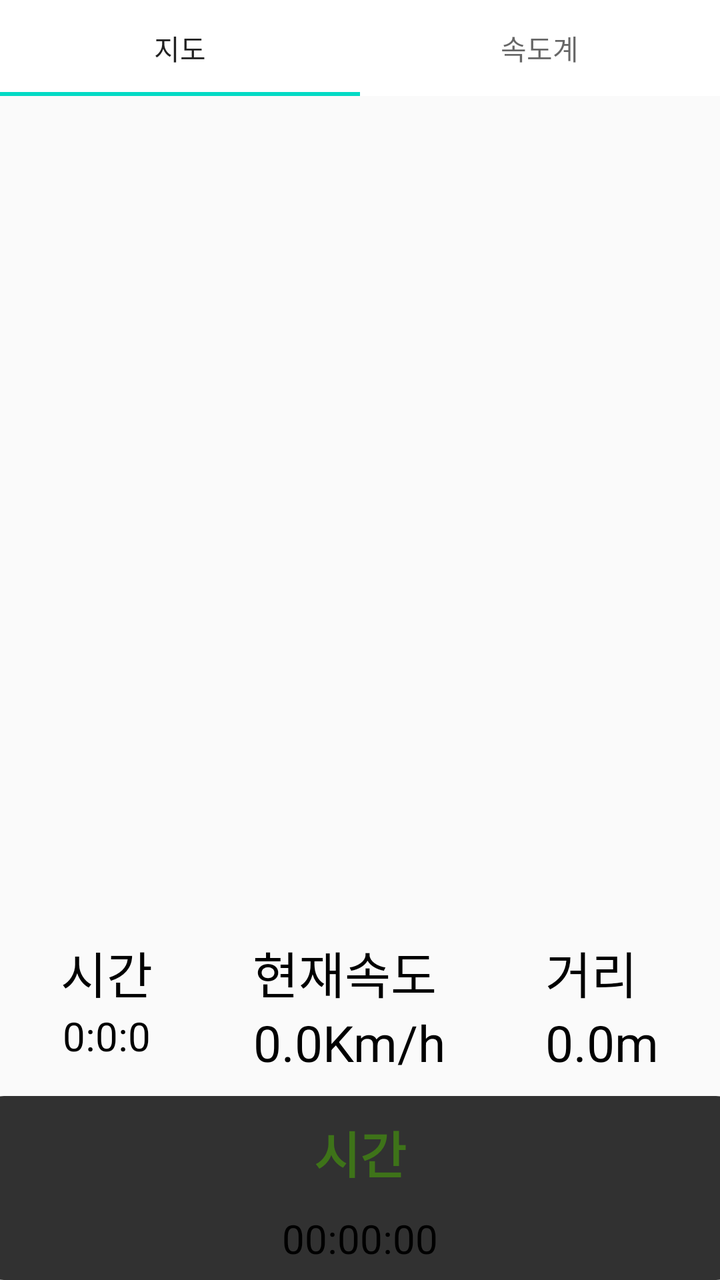
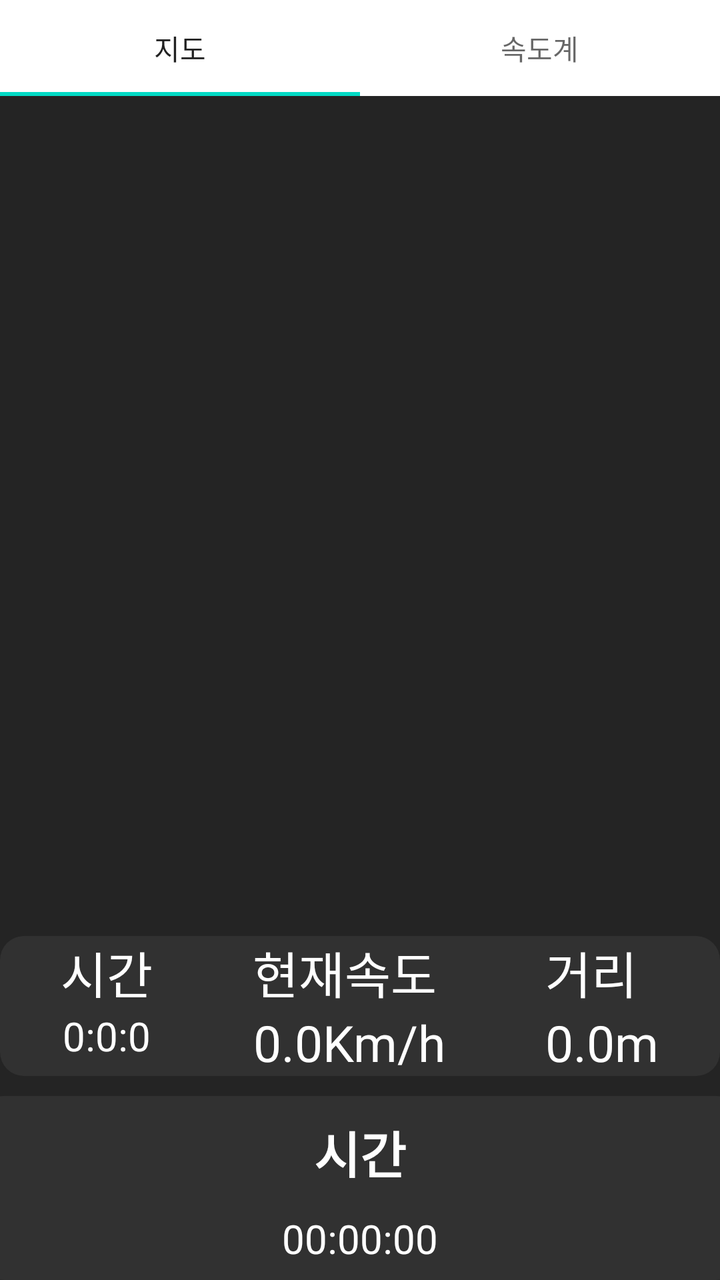

Screens rendered from an Android XML layout before and after an edit, with the pre-edit source and the edit as a unified diff.
<!-- AndroidManifest.xml: application theme AppTheme -->
<!-- res/layout/activity_riding_start.xml -->
<?xml version="1.0" encoding="utf-8"?>
<LinearLayout xmlns:android="http://schemas.android.com/apk/res/android"
    xmlns:app="http://schemas.android.com/apk/res-auto"
    xmlns:tools="http://schemas.android.com/tools"
    android:orientation="vertical"
    android:layout_width="match_parent"
    android:layout_height="match_parent"
    android:id="@+id/default_layout">

    <com.google.android.material.tabs.TabLayout
        android:layout_width="match_parent"
        android:layout_height="wrap_content"
        android:id="@+id/tab_layout"
        android:background="#fff">

        <com.google.android.material.tabs.TabItem
            android:layout_width="wrap_content"
            android:layout_height="wrap_content"

            android:text="지도" />
        <com.google.android.material.tabs.TabItem
            android:layout_width="wrap_content"
            android:layout_height="wrap_content"
            android:text="속도계" />
    </com.google.android.material.tabs.TabLayout>

    <LinearLayout
        android:id="@+id/map_layout"
        android:layout_width="match_parent"
        android:layout_height="wrap_content"
        android:orientation="vertical">
        <RelativeLayout
            android:id="@+id/map_view"
            android:layout_width="match_parent"
            android:layout_height="400dp"
            android:layout_alignParentBottom="true"
            android:layout_weight="0" />
    </LinearLayout>

    <LinearLayout
        android:layout_width="match_parent"
        android:layout_height="wrap_content"
        android:gravity="center"
        android:layout_marginTop="20dp">

        <GridLayout
            android:id="@+id/speed_pre"
            android:layout_width="wrap_content"
            android:layout_height="wrap_content"
            android:columnCount="4"
            android:gravity="center"
            android:orientation="horizontal"
            android:verticalSpacing="30dp"
            tools:ignore="MissingConstraints">

            <LinearLayout
                android:layout_width="wrap_content"
                android:layout_height="wrap_content"
                android:orientation="vertical">

                <TextView
                    android:layout_width="match_parent"
                    android:layout_height="wrap_content"
                    android:gravity="center"
                    android:text="시간"
                    android:textColor="#000"
                    android:textSize="25dp" />

                <TextView
                    android:id="@+id/m_time"
                    android:layout_width="match_parent"
                    android:layout_height="wrap_content"
                    android:gravity="center"
                    android:text="0:0:0"
                    android:textColor="#000"
                    android:textSize="20dp" />
            </LinearLayout>

            <LinearLayout
                android:layout_width="wrap_content"
                android:layout_height="wrap_content"
                android:layout_marginLeft="50dp"
                android:orientation="vertical">

                <TextView
                    android:layout_width="wrap_content"
                    android:layout_height="wrap_content"
                    android:gravity="right"
                    android:text="현재속도"
                    android:textColor="#000"
                    android:textSize="25dp" />

                <TextView
                    android:id="@+id/m_speed"
                    android:layout_width="wrap_content"
                    android:layout_height="wrap_content"
                    android:gravity="right"
                    android:text="0.0Km/h"
                    android:textColor="#000"
                    android:textSize="25dp" />
            </LinearLayout>

            <LinearLayout
                android:layout_width="wrap_content"
                android:layout_height="wrap_content"
                android:layout_marginLeft="50dp"
                android:orientation="vertical">

                <TextView
                    android:layout_width="wrap_content"
                    android:layout_height="wrap_content"
                    android:text="거리"
                    android:textColor="#000"
                    android:textSize="25dp" />

                <TextView
                    android:id="@+id/m_distance"
                    android:layout_width="wrap_content"
                    android:layout_height="wrap_content"
                    android:text="0.0m"
                    android:textColor="#000"
                    android:textSize="25dp" />
            </LinearLayout>
        </GridLayout>
    </LinearLayout>


    <LinearLayout
        android:layout_width="match_parent"
        android:layout_height="wrap_content"
        android:id="@+id/speed_tap"
        android:orientation="vertical">
        <LinearLayout
            android:layout_width="380dp"
            android:layout_height="wrap_content"
            android:orientation="vertical"
            android:background="@drawable/subactivity_shape"
            android:layout_gravity="center"
            android:layout_marginTop="10dp"
            android:padding="10dp">

            <TextView
                android:layout_width="match_parent"
                android:layout_height="wrap_content"
                android:gravity="center"
                android:text="시간"
                android:textColor="#3e7319"
                android:textSize="25dp"
                android:textStyle="bold"
                tools:ignore="MissingConstraints" />

            <TextView
                android:id="@+id/ingtime"
                android:layout_width="match_parent"
                android:layout_height="50dp"
                android:gravity="center"
                android:text="00:00:00"
                android:textColor="#000"
                android:textSize="20dp" />
        </LinearLayout>

        <LinearLayout
            android:layout_width="380dp"
            android:layout_height="150dp"
            android:id="@+id/speedlayout"
            android:orientation="vertical"
            android:background="@drawable/subactivity_shape"
            android:layout_gravity="center"
            android:layout_marginTop="10dp"
            android:padding="10dp">

            <GridLayout
                android:layout_width="350dp"
                android:layout_height="wrap_content"
                android:columnCount="4"
                android:layout_gravity="center"
                android:orientation="horizontal"
                android:verticalSpacing="30dp"
                tools:ignore="MissingConstraints">

                <LinearLayout
                    android:layout_width="wrap_content"
                    android:layout_height="wrap_content"
                    android:orientation="vertical">

                    <TextView
                        android:layout_width="wrap_content"
                        android:layout_height="wrap_content"
                        android:gravity="left"
                        android:text="평균"
                        android:textSize="25dp"
                        android:textColor="#3e7319"
                        android:textStyle="bold"/>

                    <TextView
                        android:id="@+id/avgspeed"
                        android:layout_width="wrap_content"
                        android:layout_height="wrap_content"
                        android:layout_weight="1"
                        android:gravity="left"
                        android:text="0"
                        android:layout_marginTop="10dp"
                        android:textColor="#000"
                        android:textSize="20dp" />
                </LinearLayout>

                <LinearLayout
                    android:layout_width="wrap_content"
                    android:layout_height="wrap_content"
                    android:layout_marginLeft="100dp"
                    android:orientation="vertical">

                    <TextView
                        android:layout_width="wrap_content"
                        android:layout_height="wrap_content"
                        android:layout_weight="1"
                        android:layout_gravity="center"
                        android:text="속도"
                        android:textSize="25dp"
                        android:textColor="#3e7319"
                        android:textStyle="bold"/>
                    <TextView
                        android:id="@+id/nowspeed"
                        android:layout_width="wrap_content"
                        android:layout_height="wrap_content"
                        android:layout_gravity="center"
                        android:text="0.0"
                        android:textSize="40dp"
                        android:textColor="#000"
                        android:textStyle="bold"
                        tools:ignore="MissingConstraints" />
                    <TextView
                        android:layout_width="wrap_content"
                        android:layout_height="wrap_content"
                        android:layout_weight="1"
                        android:layout_gravity="center"
                        android:text="km/h"
                        android:textColor="#000"
                        android:textSize="17dp" />

                </LinearLayout>

                <LinearLayout
                    android:layout_width="wrap_content"
                    android:layout_height="wrap_content"
                    android:layout_marginLeft="100dp"
                    android:orientation="vertical">

                    <TextView
                        android:layout_width="wrap_content"
                        android:layout_height="wrap_content"
                        android:layout_weight="1"
                        android:gravity="right"
                        android:text="최고"
                        android:textSize="25dp"
                        android:textColor="#3e7319"
                        android:textStyle="bold"/>

                    <TextView
                        android:id="@+id/maxspeed"
                        android:layout_width="wrap_content"
                        android:layout_height="wrap_content"
                        android:layout_weight="1"
                        android:layout_gravity="right"
                        android:layout_marginTop="10dp"
                        android:text="0"
                        android:textSize="20dp"
                        android:textColor="#000"
                        tools:ignore="DuplicateIds" />
                </LinearLayout>
            </GridLayout>
        </LinearLayout>

        <LinearLayout
            android:layout_width="380dp"
            android:layout_height="wrap_content"
            android:orientation="vertical"
            android:background="@drawable/subactivity_shape"
            android:layout_gravity="center"
            android:layout_marginTop="10dp"
            android:padding="10dp">

            <TextView
                android:layout_width="match_parent"
                android:layout_height="match_parent"
                android:gravity="center_horizontal"
                android:text="휴식시간"
                android:textSize="25dp"
                android:textColor="#3e7319"
                android:textStyle="bold"
                tools:ignore="MissingConstraints" />

            <TextView
                android:id="@+id/resttime"
                android:layout_width="match_parent"
                android:layout_height="50dp"
                android:layout_weight="1"
                android:gravity="center"
                android:text="00:00:00"
                android:textColor="#000"
                android:textSize="20dp" />
        </LinearLayout>

        <LinearLayout
            android:layout_width="380dp"
            android:layout_height="wrap_content"
            android:orientation="vertical"
            android:background="@drawable/subactivity_shape"
            android:layout_gravity="center"
            android:layout_marginTop="10dp"
            android:padding="10dp">

            <GridLayout
                android:layout_width="350dp"
                android:layout_height="wrap_content"
                android:columnCount="4"
                android:layout_gravity="center"
                android:orientation="horizontal"
                android:verticalSpacing="30dp"
                tools:ignore="MissingConstraints">

                <LinearLayout
                    android:layout_width="wrap_content"
                    android:layout_height="wrap_content"
                    android:orientation="vertical">

                    <TextView
                        android:layout_width="wrap_content"
                        android:layout_height="wrap_content"
                        android:gravity="left"
                        android:text="고도"
                        android:textSize="25dp"
                        android:textColor="#3e7319"
                        android:textStyle="bold"/>

                    <TextView
                        android:id="@+id/Nowgodo"
                        android:layout_width="wrap_content"
                        android:layout_height="wrap_content"
                        android:layout_weight="1"
                        android:gravity="left"
                        android:text="0"
                        android:textColor="#000"
                        android:textSize="20sp" />
                </LinearLayout>

                <LinearLayout
                    android:layout_width="wrap_content"
                    android:layout_height="wrap_content"
                    android:layout_marginLeft="100dp"
                    android:orientation="vertical">

                    <TextView
                        android:layout_width="wrap_content"
                        android:layout_height="wrap_content"
                        android:layout_weight="1"
                        android:layout_gravity="center"
                        android:text="거리"
                        android:textSize="25dp"
                        android:textColor="#3e7319"
                        android:textStyle="bold"/>
                    <TextView
                        android:id="@+id/dis"
                        android:layout_width="wrap_content"
                        android:layout_height="wrap_content"
                        android:layout_weight="1"
                        android:layout_gravity="center"
                        android:text="0"
                        android:textColor="#000"
                        android:textSize="20dp" />

                </LinearLayout>

                <LinearLayout
                    android:layout_width="wrap_content"
                    android:layout_height="wrap_content"
                    android:layout_marginLeft="60dp"
                    android:orientation="vertical">

                    <TextView
                        android:layout_width="wrap_content"
                        android:layout_height="wrap_content"
                        android:layout_weight="1"
                        android:gravity="right"
                        android:text="획득고도"
                        android:textSize="25dp"
                        android:textColor="#3e7319"
                        android:textStyle="bold"/>

                    <TextView
                        android:id="@+id/getgodo"
                        android:layout_width="wrap_content"
                        android:layout_height="wrap_content"
                        android:layout_weight="1"
                        android:layout_gravity="right"
                        android:text="0"
                        android:textColor="#000"
                        android:textSize="20dp" />
                </LinearLayout>
            </GridLayout>


            <LinearLayout
                android:layout_width="match_parent"
                android:layout_height="wrap_content">




            </LinearLayout>

            <LinearLayout
                android:layout_width="match_parent"
                android:layout_height="wrap_content"
                >






            </LinearLayout>
        </LinearLayout>



        <LinearLayout
            android:layout_width="match_parent"
            android:layout_height="wrap_content"
            android:id="@+id/status_layout">
            <TextView
                android:id="@+id/m_t"
                android:layout_width="wrap_content"
                android:layout_height="wrap_content"
                android:layout_weight="1"
                android:gravity="right"
                android:text="00"
                android:layout_marginRight="10dp"
                android:textSize="20dp" />
            <TextView
                android:id="@+id/m_rest"
                android:layout_width="wrap_content"
                android:layout_height="wrap_content"
                android:layout_weight="1"
                android:gravity="right"
                android:text="00"
                android:layout_marginRight="10dp"
                android:textSize="20dp" />
        </LinearLayout>
        <LinearLayout
            android:id="@+id/flow_info"
            android:layout_width="380dp"
            android:layout_height="80dp"
            android:orientation="vertical"
            android:background="@drawable/subactivity_shape"
            android:layout_gravity="center"
            android:layout_marginTop="10dp"
            android:padding="10dp">
            <TextView
                android:layout_width="match_parent"
                android:layout_height="wrap_content"
                android:layout_weight="1"
                android:gravity="center"
                android:text="코스이름"
                android:textSize="25dp"
                android:textColor="#3e7319"
                android:textStyle="bold" />

            <TextView
                android:id="@+id/couse_info"
                android:layout_width="match_parent"
                android:layout_height="wrap_content"
                android:layout_weight="1"
                android:layout_marginLeft="-10dp"
                android:gravity="center"
                android:text="코스이름"
                android:textColor="#000"
                android:textSize="20dp" />
        </LinearLayout>

    </LinearLayout>


    <GridLayout
        android:verticalSpacing="30dp"
        android:layout_marginTop="30dp"
        android:layout_gravity = "center"
        android:layout_width="wrap_content"
        android:layout_height="wrap_content"
        android:columnCount="3"
        android:rowCount="2"
        android:orientation="vertical"
        tools:ignore="MissingConstraints">
        <LinearLayout
            android:layout_width="match_parent"
            android:layout_height="wrap_content"
            android:orientation="horizontal">
            <Button
                android:id="@+id/endriding"
                android:layout_width="52dp"
                android:layout_height="50dp"
                android:background="@drawable/end_bt"
                tools:ignore="MissingConstraints" />
            <Button
                android:id="@+id/pausebt"
                android:layout_width="52dp"
                android:layout_height="50dp"
                android:background="@drawable/stop_bt"
                tools:ignore="MissingConstraints"
                android:onClick="myOnClick"
                android:layout_marginLeft="50dp"/>

            <Button
                android:id="@+id/resume_bt"
                android:layout_width="52dp"
                android:layout_height="50dp"
                android:background="@drawable/restart_icon"
                tools:ignore="MissingConstraints"
                android:onClick="myOnClick"
                android:layout_marginLeft="50dp"/>
        </LinearLayout>
        

    </GridLayout>
</LinearLayout>
<!-- resources referenced by this layout -->
<resources>
  <!-- drawable end_bt: png bitmap (drawable, 6791 bytes) -->
  <!-- drawable restart_icon: png bitmap (drawable, 7792 bytes) -->
  <!-- drawable stop_bt: png bitmap (drawable, 8286 bytes) -->
  <!-- drawable subactivity_shape (drawable) -->
  <?xml version="1.0" encoding="utf-8"?>
  <shape xmlns:android="http://schemas.android.com/apk/res/android"
      android:padding="10dp"
      android:shape="rectangle" >
      <solid android:color="#313131" />
      <corners
          android:bottomLeftRadius="12dp"
          android:bottomRightRadius="12dp"
          android:topLeftRadius="12dp"
          android:topRightRadius="12dp" />
      <stroke
          android:width="0dp"
          android:color="#fff" />
  </shape>
  <style name="AppTheme" parent="Theme.AppCompat.Light.DarkActionBar">
          
          <item name="colorPrimary">@color/colorPrimary</item>
          <item name="colorPrimaryDark">@color/colorPrimaryDark</item>
          <item name="colorAccent">@color/colorAccent</item>
      </style>
  <color name="colorPrimary">#181818</color>
  <color name="colorPrimaryDark">#181818</color>
  <color name="colorAccent">#03DAC5</color>
</resources>

<!-- the commit's change to res/layout/activity_riding_start.xml (unified diff, before → after) -->
@@ -5,6 +5,7 @@
     android:orientation="vertical"
     android:layout_width="match_parent"
     android:layout_height="match_parent"
+    android:background="#242424"
     android:id="@+id/default_layout">
 
     <com.google.android.material.tabs.TabLayout
@@ -41,6 +42,7 @@
         android:layout_width="match_parent"
         android:layout_height="wrap_content"
         android:gravity="center"
+        android:background="@drawable/subactivity_shape"
         android:layout_marginTop="20dp">
 
         <GridLayout
@@ -63,7 +65,7 @@
                     android:layout_height="wrap_content"
                     android:gravity="center"
                     android:text="시간"
-                    android:textColor="#000"
+                    android:textColor="#fff"
                     android:textSize="25dp" />
 
                 <TextView
@@ -72,7 +74,7 @@
                     android:layout_height="wrap_content"
                     android:gravity="center"
                     android:text="0:0:0"
-                    android:textColor="#000"
+                    android:textColor="#fff"
                     android:textSize="20dp" />
             </LinearLayout>
 
@@ -87,7 +89,7 @@
                     android:layout_height="wrap_content"
                     android:gravity="right"
                     android:text="현재속도"
-                    android:textColor="#000"
+                    android:textColor="#fff"
                     android:textSize="25dp" />
 
                 <TextView
@@ -96,7 +98,7 @@
                     android:layout_height="wrap_content"
                     android:gravity="right"
                     android:text="0.0Km/h"
-                    android:textColor="#000"
+                    android:textColor="#fff"
                     android:textSize="25dp" />
             </LinearLayout>
 
@@ -110,7 +112,7 @@
                     android:layout_width="wrap_content"
                     android:layout_height="wrap_content"
                     android:text="거리"
-                    android:textColor="#000"
+                    android:textColor="#fff"
                     android:textSize="25dp" />
 
                 <TextView
@@ -118,7 +120,7 @@
                     android:layout_width="wrap_content"
                     android:layout_height="wrap_content"
                     android:text="0.0m"
-                    android:textColor="#000"
+                    android:textColor="#fff"
                     android:textSize="25dp" />
             </LinearLayout>
         </GridLayout>
@@ -144,7 +146,7 @@
                 android:layout_height="wrap_content"
                 android:gravity="center"
                 android:text="시간"
-                android:textColor="#3e7319"
+                android:textColor="#fff"
                 android:textSize="25dp"
                 android:textStyle="bold"
                 tools:ignore="MissingConstraints" />
@@ -155,7 +157,7 @@
                 android:layout_height="50dp"
                 android:gravity="center"
                 android:text="00:00:00"
-                android:textColor="#000"
+                android:textColor="#fff"
                 android:textSize="20dp" />
         </LinearLayout>
 
@@ -189,7 +191,7 @@
                         android:gravity="left"
                         android:text="평균"
                         android:textSize="25dp"
-                        android:textColor="#3e7319"
+                        android:textColor="#fff"
                         android:textStyle="bold"/>
 
                     <TextView
@@ -200,7 +202,7 @@
                         android:gravity="left"
                         android:text="0"
                         android:layout_marginTop="10dp"
-                        android:textColor="#000"
+                        android:textColor="#fff"
                         android:textSize="20dp" />
                 </LinearLayout>
 
@@ -217,7 +219,7 @@
                         android:layout_gravity="center"
                         android:text="속도"
                         android:textSize="25dp"
-                        android:textColor="#3e7319"
+                        android:textColor="#fff"
                         android:textStyle="bold"/>
                     <TextView
                         android:id="@+id/nowspeed"
@@ -226,7 +228,7 @@
                         android:layout_gravity="center"
                         android:text="0.0"
                         android:textSize="40dp"
-                        android:textColor="#000"
+                        android:textColor="#fff"
                         android:textStyle="bold"
                         tools:ignore="MissingConstraints" />
                     <TextView
@@ -253,7 +255,7 @@
                         android:gravity="right"
                         android:text="최고"
                         android:textSize="25dp"
-                        android:textColor="#3e7319"
+                        android:textColor="#fff"
                         android:textStyle="bold"/>
 
                     <TextView
@@ -265,7 +267,7 @@
                         android:layout_marginTop="10dp"
                         android:text="0"
                         android:textSize="20dp"
-                        android:textColor="#000"
+                        android:textColor="#fff"
                         tools:ignore="DuplicateIds" />
                 </LinearLayout>
             </GridLayout>
@@ -286,7 +288,7 @@
                 android:gravity="center_horizontal"
                 android:text="휴식시간"
                 android:textSize="25dp"
-                android:textColor="#3e7319"
+                android:textColor="#fff"
                 android:textStyle="bold"
                 tools:ignore="MissingConstraints" />
 
@@ -297,7 +299,7 @@
                 android:layout_weight="1"
                 android:gravity="center"
                 android:text="00:00:00"
-                android:textColor="#000"
+                android:textColor="#fff"
                 android:textSize="20dp" />
         </LinearLayout>
 
@@ -330,7 +332,7 @@
                         android:gravity="left"
                         android:text="고도"
                         android:textSize="25dp"
-                        android:textColor="#3e7319"
+                        android:textColor="#fff"
                         android:textStyle="bold"/>
 
                     <TextView
@@ -340,7 +342,7 @@
                         android:layout_weight="1"
                         android:gravity="left"
                         android:text="0"
-                        android:textColor="#000"
+                        android:textColor="#fff"
                         android:textSize="20sp" />
                 </LinearLayout>
 
@@ -357,7 +359,7 @@
                         android:layout_gravity="center"
                         android:text="거리"
                         android:textSize="25dp"
-                        android:textColor="#3e7319"
+                        android:textColor="#fff"
                         android:textStyle="bold"/>
                     <TextView
                         android:id="@+id/dis"
@@ -366,7 +368,7 @@
                         android:layout_weight="1"
                         android:layout_gravity="center"
                         android:text="0"
-                        android:textColor="#000"
+                        android:textColor="#fff"
                         android:textSize="20dp" />
 
                 </LinearLayout>
@@ -384,7 +386,7 @@
                         android:gravity="right"
                         android:text="획득고도"
                         android:textSize="25dp"
-                        android:textColor="#3e7319"
+                        android:textColor="#fff"
                         android:textStyle="bold"/>
 
                     <TextView
@@ -394,32 +396,10 @@
                         android:layout_weight="1"
                         android:layout_gravity="right"
                         android:text="0"
-                        android:textColor="#000"
+                        android:textColor="#fff"
                         android:textSize="20dp" />
                 </LinearLayout>
             </GridLayout>
-
-
-            <LinearLayout
-                android:layout_width="match_parent"
-                android:layout_height="wrap_content">
-
-
-
-
-            </LinearLayout>
-
-            <LinearLayout
-                android:layout_width="match_parent"
-                android:layout_height="wrap_content"
-                >
-
-
-
-
-
-
-            </LinearLayout>
         </LinearLayout>
 
 
